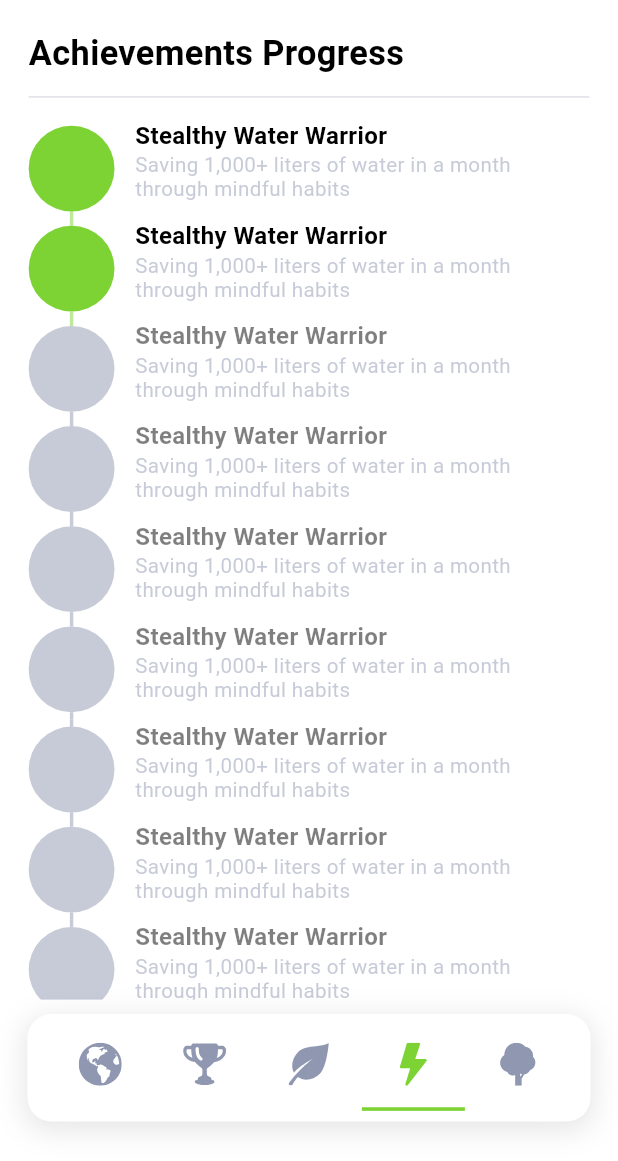
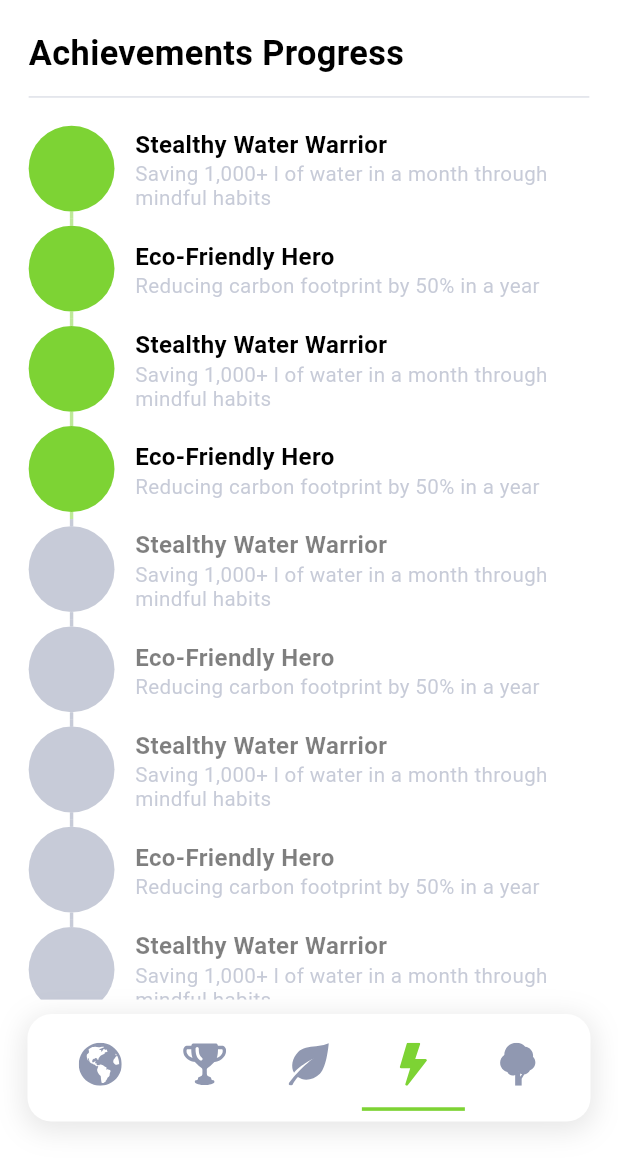
Before and after one commit to Kamal578/CH4NGE_UI, a Flutter app: the AchievementsPage screen opened by its route, on a phone screen of 412 x 824 dp, the part 75-1236 px from its top. Run offline on Flutter 3.47's test engine with Material 3 defaults, Android fonts, the phone set to English and light mode, and no system bars; our stand-ins replace babstrap_settings_screen, dio, either_dart, email_validator, flutter_bloc, flutter_dotenv and 9 more; missing offline and left inert: flutter_map_heatmap; accounts and stored records are empty; network calls fail.

Commit message:
Added use case for achievements page

```diff
--- a/lib/core/di/service_locator.dart
+++ b/lib/core/di/service_locator.dart
@@ -10,6 +10,7 @@ import 'package:ch4nge/features/layers/domain/repositories/mini_challenge_reposi
 import 'package:ch4nge/features/layers/domain/repositories/user_repository.dart';
 import 'package:ch4nge/features/layers/domain/repositories/weekly_challenge_repository.dart';
 import 'package:ch4nge/features/layers/domain/use_cases/get_achievement_progress.dart';
+import 'package:ch4nge/features/layers/domain/use_cases/get_all_achievements.dart';
 import 'package:ch4nge/features/layers/domain/use_cases/get_mini_challenges.dart';
 import 'package:ch4nge/features/layers/domain/use_cases/get_next_achievement.dart';
 import 'package:ch4nge/features/layers/domain/use_cases/get_user.dart';
@@ -57,6 +58,8 @@ setupServiceLocator() async {
       .registerFactory(() => GetAchievementProgressUseCase(serviceLocator()));
   serviceLocator
       .registerFactory(() => GetMiniChallengesUseCase(serviceLocator()));
+  serviceLocator
+      .registerFactory(() => GetAllAchievementsUseCase(serviceLocator()));
 
   // Blocs
   serviceLocator.registerLazySingleton(() => AuthBloc());
--- a/lib/features/layers/domain/repositories/achievement_repository.dart
+++ b/lib/features/layers/domain/repositories/achievement_repository.dart
@@ -1,6 +1,7 @@
 import 'package:ch4nge/features/layers/domain/entities/achievement_entity.dart';
 
 abstract class AchievementRepository {
+  Future<List<AchievementEntity>> getAllAchievements(String userId);
   Future<AchievementEntity> getNextAchievement(String userId);
   Future<List<AchievementEntity>> getAchievementProgress(String userId);
 }
--- /dev/null
+++ b/lib/features/layers/domain/use_cases/get_all_achievements.dart
@@ -0,0 +1,12 @@
+import 'package:ch4nge/features/layers/domain/entities/achievement_entity.dart';
+import 'package:ch4nge/features/layers/domain/repositories/achievement_repository.dart';
+
+class GetAllAchievementsUseCase {
+  final AchievementRepository repository;
+
+  GetAllAchievementsUseCase(this.repository);
+
+  Future<List<AchievementEntity>> call(String userId) async {
+    return await repository.getAllAchievements(userId);
+  }
+}
--- a/lib/features/layers/presentation/screens/challenges/achievements_page.dart
+++ b/lib/features/layers/presentation/screens/challenges/achievements_page.dart
@@ -1,12 +1,20 @@
 import 'package:ch4nge/core/auth/auth_manager.dart';
+import 'package:ch4nge/features/layers/domain/entities/achievement_entity.dart';
+import 'package:ch4nge/features/layers/domain/use_cases/get_all_achievements.dart';
 import 'package:ch4nge/features/layers/presentation/widgets/custom_appbar.dart';
 import 'package:ch4nge/features/layers/presentation/widgets/custom_navbar.dart';
+import 'package:flutter/foundation.dart';
 import 'package:flutter/material.dart';
 import 'package:flutter_screenutil/flutter_screenutil.dart';
 import 'package:go_router/go_router.dart';
 
 class AchievementsPage extends StatefulWidget {
-  const AchievementsPage({super.key});
+  const AchievementsPage({
+    super.key,
+    required this.getAllAchievementsUseCase,
+  });
+
+  final GetAllAchievementsUseCase getAllAchievementsUseCase;
 
   @override
   State<AchievementsPage> createState() => _AchievementsPageState();
@@ -14,6 +22,30 @@ class AchievementsPage extends StatefulWidget {
 
 class _AchievementsPageState extends State<AchievementsPage> {
   final String userId = AuthManager.getId();
+  List<AchievementEntity>? achievements;
+  bool isLoading = true;
+
+  @override
+  void initState() {
+    super.initState();
+    _loadData();
+  }
+
+  Future<void> _loadData() async {
+    try {
+      final achievements = await widget.getAllAchievementsUseCase(userId);
+      setState(() {
+        this.achievements = achievements;
+        isLoading = false;
+      });
+    } catch (e) {
+      setState(() => isLoading = false);
+      debugPrint('Error loading data: $e');
+      ScaffoldMessenger.of(context).showSnackBar(
+        SnackBar(content: Text('Failed to load data. Please try again.')),
+      );
+    }
+  }
 
   @override
   Widget build(BuildContext context) {
@@ -57,8 +89,6 @@ class _AchievementsPageState extends State<AchievementsPage> {
   }
 
   Widget _buildAchievementsWidget() {
-    int length = 20;
-
     return SizedBox(
       width: double.maxFinite,
       child: Column(
@@ -72,24 +102,25 @@ class _AchievementsPageState extends State<AchievementsPage> {
           Column(
             mainAxisSize: MainAxisSize.min,
             crossAxisAlignment: CrossAxisAlignment.start,
-            children: List.generate(
-              length,
-              (index) {
+            children: achievements?.asMap().entries.map((entry) {
+              final index = entry.key;
+              final achievement = entry.value;
+
               Color topLineColor = index == 0
                   ? Colors.transparent
-                    : (index < 3
+                  : (achievement.isAchieved == true
                       ? Color.fromARGB(128, 125, 211, 52)
                       : Color.fromARGB(128, 144, 152, 177));
-                Color circleColor = index < 2
+              Color circleColor = achievement.isAchieved == true
                   ? Color.fromARGB(255, 125, 211, 52)
                   : Color.fromARGB(128, 144, 152, 177);
-                Color bottomLineColor = index < 2
+              Color bottomLineColor = achievement.isAchieved == true
                   ? Color.fromARGB(128, 125, 211, 52)
                   : Color.fromARGB(128, 144, 152, 177);
               bottomLineColor =
-                    index == length - 1 ? Colors.transparent : bottomLineColor;
+                  index == achievements!.length - 1 ? Colors.transparent : bottomLineColor;
               Color titleColor =
-                    index < 2 ? Colors.black : Colors.black.withAlpha(128);
+                  achievement.isAchieved == true ? Colors.black : Colors.black.withAlpha(128);
 
               return Column(
                 mainAxisSize: MainAxisSize.min,
@@ -99,11 +130,12 @@ class _AchievementsPageState extends State<AchievementsPage> {
                     circleColor: circleColor,
                     bottomLineColor: bottomLineColor,
                     titleColor: titleColor,
+                    title: achievement.title,
+                    subtitle: achievement.subtitle,
                   ),
                 ],
               );
-              },
-            ),
+            }).toList() ?? [],
           ),
         ],
       ),
@@ -115,9 +147,11 @@ class _AchievementsPageState extends State<AchievementsPage> {
     required Color circleColor,
     required Color bottomLineColor,
     required Color titleColor,
+    required String title,
+    required String subtitle,
   }) {
     return Row(
-      crossAxisAlignment: CrossAxisAlignment.start,
+      crossAxisAlignment: CrossAxisAlignment.center,
       children: [
         // Vertical lines and circle
         Column(
@@ -153,7 +187,7 @@ class _AchievementsPageState extends State<AchievementsPage> {
             mainAxisSize: MainAxisSize.min,
             children: [
               Text(
-                "Stealthy Water Warrior",
+                title,
                 style: TextStyle(
                   fontSize: 14.sp,
                   fontWeight: FontWeight.bold,
@@ -161,9 +195,10 @@ class _AchievementsPageState extends State<AchievementsPage> {
                 ),
                 maxLines: 1,
                 overflow: TextOverflow.ellipsis,
+                textAlign: TextAlign.start,
               ),
               Text(
-                "Saving 1,000+ liters of water in a month through mindful habits",
+                subtitle,
                 style: TextStyle(
                   fontSize: 12.sp,
                   color: Color.fromARGB(128, 144, 152, 177),
@@ -171,6 +206,7 @@ class _AchievementsPageState extends State<AchievementsPage> {
                 ),
                 maxLines: 2,
                 overflow: TextOverflow.ellipsis,
+                textAlign: TextAlign.start,
               ),
             ],
           ),
--- a/lib/main.dart
+++ b/lib/main.dart
@@ -70,7 +70,10 @@ class MyApp extends StatelessWidget {
         ),
         GoRoute(
           path: '/achievements',
-          builder: (context, state) => const AchievementsPage(),
+          builder: (context, state) => AchievementsPage(
+            key: UniqueKey(),
+            getAllAchievementsUseCase: serviceLocator(),
+          ),
         ),
         GoRoute(
           path: '/actions',
```
Also changed, not shown: lib/features/layers/data/repositories/achievement_repository.dart (+90 -0 lines). Lines whose indentation alone changed are shown as unchanged.
